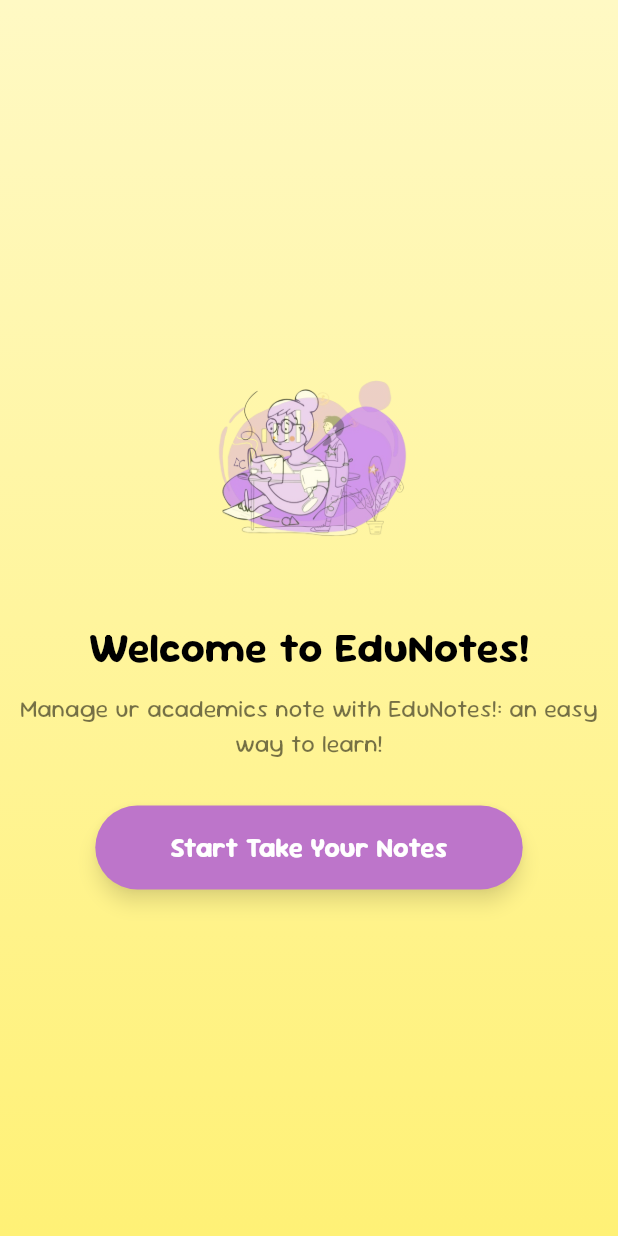
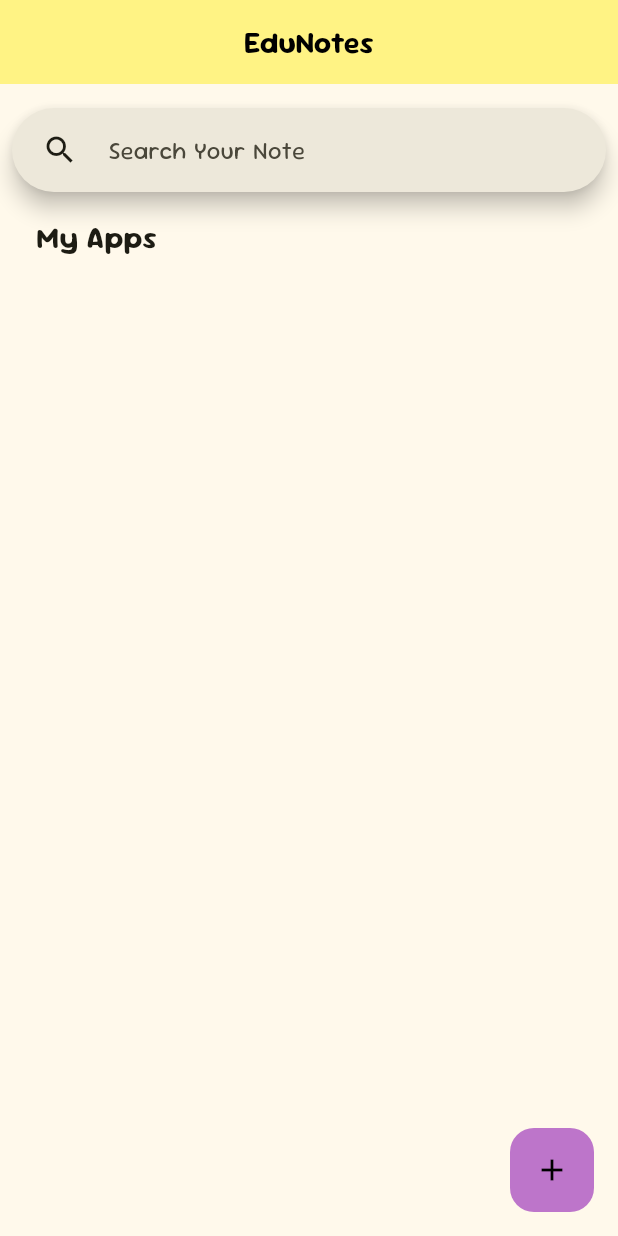
Before and after one commit to farrelputras/fp_tekber_kel4_notes, a Flutter app: the screen it shows after launch, on a phone screen of 412 x 824 dp. Run offline on Flutter 3.47's test engine with Material 3 defaults, Android fonts, the phone set to English and light mode, and no system bars; our stand-ins replace get.

Commit message:
myapps screen (home) -> search bar, my apps text - onyx

```diff
--- a/lib/main.dart
+++ b/lib/main.dart
@@ -1,4 +1,5 @@
 import 'package:flutter/material.dart';
+import 'package:fp_tekber_kel4_notes/screens/myapp_screen.dart';
 import 'screens/onboarding_screen.dart';
 
 void main() {
@@ -18,7 +19,7 @@ class MyApp extends StatelessWidget {
         useMaterial3: true, // Aktifkan Material 3
         fontFamily: "SourGummy"
       ),
-      home: const OnboardingScreen(), // Halaman pertama
+      home: const MyAppScreen(), // Halaman pertama
     );
   }
 }
--- /dev/null
+++ b/lib/screens/myapp_screen.dart
@@ -0,0 +1,96 @@
+import 'package:flutter/material.dart';
+import 'package:fp_tekber_kel4_notes/screens/add_note_screen.dart';
+import 'package:get/get.dart';
+
+class MyAppScreen extends StatelessWidget {
+  const MyAppScreen({super.key});
+
+  @override
+  Widget build(BuildContext context) {
+    final TextEditingController searchController = TextEditingController();
+
+    return Scaffold(
+      //Start AppBar
+      appBar: AppBar(
+        backgroundColor: const Color.fromARGB(
+            255, 255, 243, 132), // Warna kuning untuk AppBar
+        centerTitle: true, // Teks judul di tengah
+        title: const Text(
+          'EduNotes',
+          style: TextStyle(
+            color: Colors.black, // Teks warna hitam
+            fontSize: 20,
+            fontWeight: FontWeight.bold,
+          ),
+        ),
+      ),
+
+      //Start ActionButton
+      floatingActionButton: FloatingActionButton(
+        backgroundColor: const Color.fromARGB(255, 189, 117, 202),
+        elevation: 0,
+        onPressed: () {
+          Navigator.push(
+            context,
+            MaterialPageRoute(
+              builder: (context) => const AddNoteScreen(),
+            ),
+          );
+        },
+        child: const Icon(
+          Icons.add,
+          color: Colors.black,
+        ),
+      ),
+
+      body: Center(
+        child: Padding(
+          padding: const EdgeInsets.only(left: 8.0, right: 8.0),
+          child: Column(
+            children: <Widget>[
+              const SizedBox(
+                height: 16.0,
+              ),
+
+              //Search Bar
+              SearchBar(
+                controller: searchController,
+                leading: IconButton(
+                  onPressed: () {},
+                  icon: Icon(Icons.search),
+                ),
+                hintText: 'Search Your Note',
+              ),
+              const SizedBox(
+                height: 16.0,
+              ),
+
+              //My Apps Text
+              const Align(
+                alignment: Alignment.centerLeft,
+                child: Padding(
+                  padding: const EdgeInsets.only(left: 16.0),
+                  child: Text(
+                    'My Apps',
+                    textAlign: TextAlign.start,
+                    style: TextStyle(
+                      fontSize: 20,
+                      fontWeight: FontWeight.bold,
+                    ),
+                  ),
+                ),
+              ),
+              const SizedBox(
+                height: 16.0,
+              ),
+            ],
+          ),
+        ),
+      ),
+    );
+  }
+}
+
+class NavController extends GetxController {
+  final Rx<int> selectedIndex = 0.obs;
+}
--- a/lib/screens/onboarding_screen.dart
+++ b/lib/screens/onboarding_screen.dart
@@ -1,6 +1,7 @@
 import 'dart:async';
 import 'package:flutter/material.dart';
-import 'home_screen.dart';
+import 'package:fp_tekber_kel4_notes/screens/myapp_screen.dart';
+import 'quicknotes_screen.dart';
 
 class OnboardingScreen extends StatefulWidget {
   const OnboardingScreen({Key? key}) : super(key: key);
@@ -126,7 +127,8 @@ class _OnboardingScreenState extends State<OnboardingScreen> {
                       width: 250 * _progress, // Animate width based on progress
                       height: 8,
                       decoration: BoxDecoration(
-                        color: const Color.fromARGB(255, 189, 117, 202), // Progress bar color changed
+                        color: const Color.fromARGB(
+                            255, 189, 117, 202), // Progress bar color changed
                         borderRadius: BorderRadius.circular(10),
                       ),
                     ),
@@ -140,13 +142,16 @@ class _OnboardingScreenState extends State<OnboardingScreen> {
                 onPressed: () {
                   Navigator.pushReplacement(
                     context,
-                    MaterialPageRoute(builder: (context) => const HomeScreen()),
+                    MaterialPageRoute(
+                        builder: (context) => const MyAppScreen()),
                   );
                 },
                 style: ElevatedButton.styleFrom(
-                  backgroundColor: const Color.fromARGB(255, 189, 117, 202), // Button color changed
+                  backgroundColor: const Color.fromARGB(
+                      255, 189, 117, 202), // Button color changed
                   foregroundColor: Colors.white, // Font color remains white
-                  padding: const EdgeInsets.symmetric(horizontal: 50, vertical: 15),
+                  padding:
+                      const EdgeInsets.symmetric(horizontal: 50, vertical: 15),
                   shape: RoundedRectangleBorder(
                     borderRadius: BorderRadius.circular(30),
                   ),
--- a/lib/screens/home_screen.dart
+++ b/lib/screens/quicknotes_screen.dart
@@ -2,8 +2,8 @@ import 'package:flutter/material.dart';
 import 'package:fp_tekber_kel4_notes/screens/add_note_screen.dart';
 import 'package:get/get.dart';
 
-class HomeScreen extends StatelessWidget {
-  const HomeScreen({super.key});
+class QNotesScreen extends StatelessWidget {
+  const QNotesScreen({super.key});
 
   @override
   Widget build(BuildContext context) {
```
